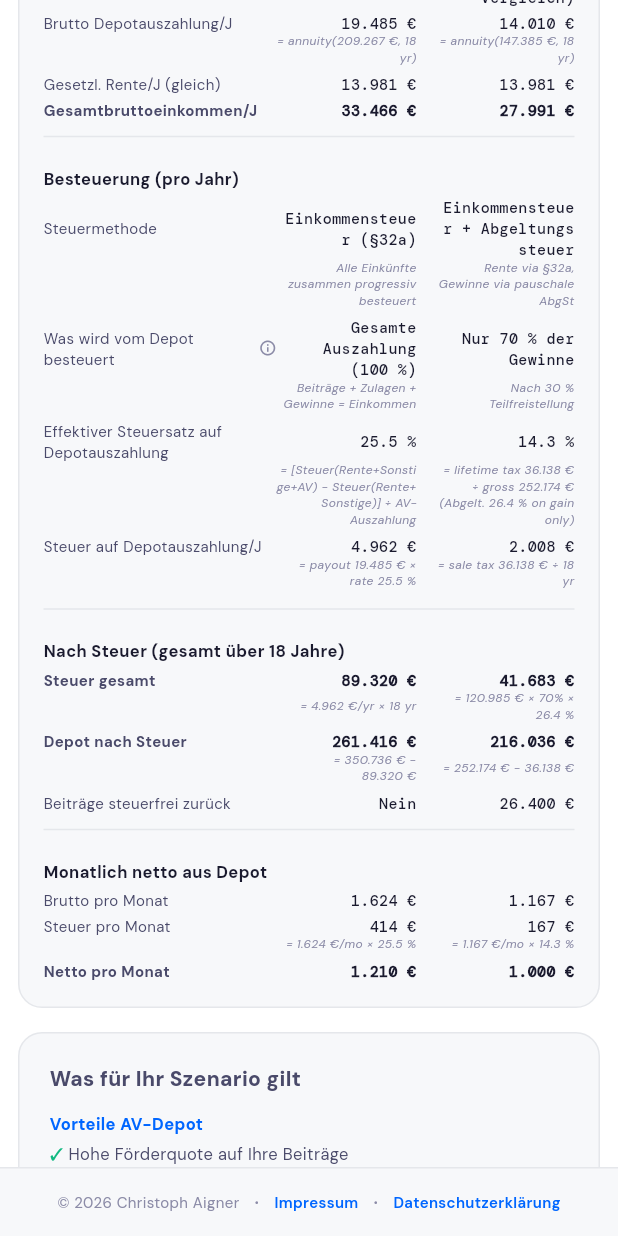
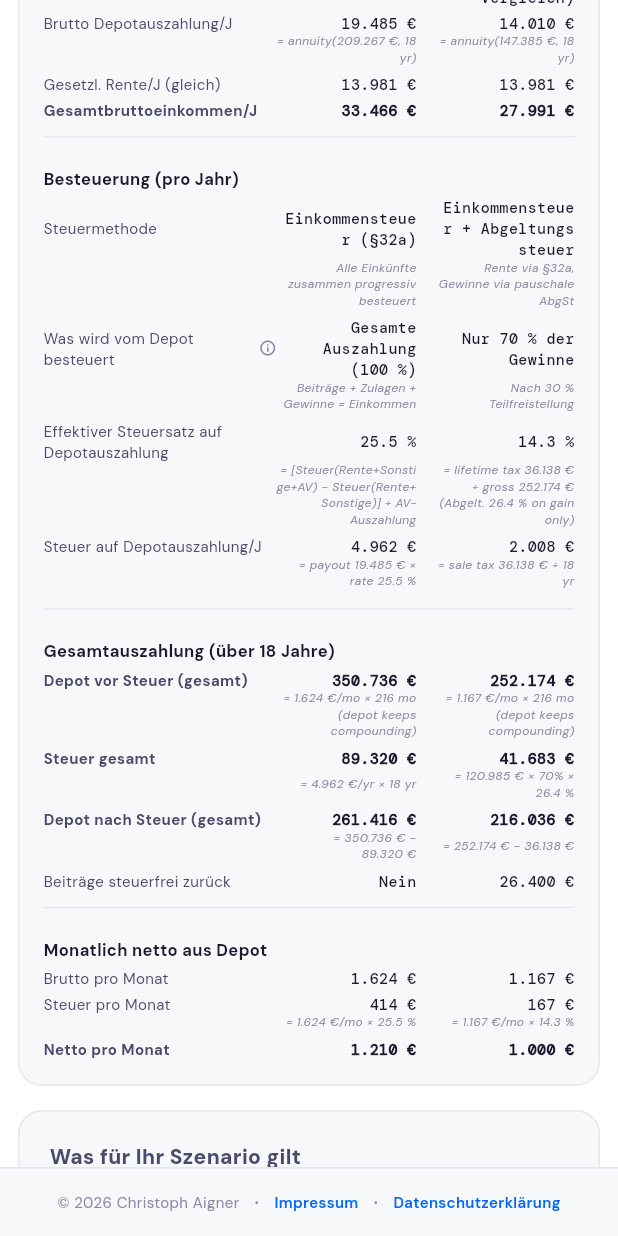
Before and after one commit to chraig/de_altersvorsorge_depot, a Flutter app: the screen it shows after launch, scrolled down 2880 dp, on a phone screen of 412 x 824 dp. Run offline on Flutter 3.47's test engine with Material 3 defaults, Android fonts, the phone set to English and light mode, and no system bars; our stand-ins replace fl_chart, flutter_bloc, go_router, google_fonts.

Commit message:
Clarify Endkapital vs lifetime payout in payout-phase breakdown
The "Final Capital" in the payout tab represents the depot value at the
end of the savings phase. It then gets fully drained over the 18-year
payout, but the lifetime gross paid out is HIGHER than the Endkapital
because the depot keeps compounding during payout. This was hidden in
formula side-text — now it is explicit in the UI.

- Add tipFinalCapital tooltip on the Final Capital row explaining the
  end-of-savings / start-of-payout role and that the lifetime gross
  shown below exceeds Endkapital due to compounding during payout.
- Rename the "After Tax (total over 18 years)" section to
  "Total Payout (over 18 years)" / "Gesamtauszahlung (über 18 Jahre)"
  since it now covers gross AND net lifetime totals.
- Add a Depot before tax (total) row above Total tax paid, showing the
  lifetime gross payout (monthly_gross × n_months) for both AV and ETF.
- Reorder rows in the section to read gross → tax → net → contributions
  returned tax-free (natural P&L flow).
- Rename "Depot after all tax" to "Depot after tax (total)" for symmetry
  with the new "Depot before tax (total)" row.

```diff
--- a/lib/core/l10n/app_strings.dart
+++ b/lib/core/l10n/app_strings.dart
@@ -134,8 +134,9 @@ abstract class AppStrings {
   String get bdEffectiveTaxRateEtfFormula;
   String get bdTaxOnPayoutYr;
   String get bdUngefTreatment;
-  String bdAfterTaxTotal(int years);
+  String bdLifetimeTotal(int years);
   String get bdTotalTaxPaid;
+  String get bdDepotBeforeTax;
   String get bdDepotAfterTax;
   String get bdContribTaxFree;
   String get bdContribTaxFreeAV;
@@ -169,6 +170,7 @@ abstract class AppStrings {
   String get tipUngefoerdert;
   String get tipVorabpauschale;
   String get tipTeilfreistellung;
+  String get tipFinalCapital;
 
   // ─── COMPARISON ───────────────────────────────────────────────────
   String avYieldsMore(String amount);
@@ -484,9 +486,10 @@ class StringsEn extends AppStrings {
   String get bdEffectiveTaxRateEtfFormula => '25% KapESt + 5.5% Soli';
   String get bdTaxOnPayoutYr => 'Tax on depot payout/yr';
   String get bdUngefTreatment => 'Ungefördert treatment';
-  String bdAfterTaxTotal(int years) => 'After Tax (total over $years years)';
+  String bdLifetimeTotal(int years) => 'Total Payout (over $years years)';
   String get bdTotalTaxPaid => 'Total tax paid';
-  String get bdDepotAfterTax => 'Depot after all tax';
+  String get bdDepotBeforeTax => 'Depot before tax (total)';
+  String get bdDepotAfterTax => 'Depot after tax (total)';
   String get bdContribTaxFree => 'Contributions returned tax-free';
   String get bdContribTaxFreeAV => 'No';
   String get bdMonthlyNet => 'Monthly Net from Depot';
@@ -516,6 +519,7 @@ class StringsEn extends AppStrings {
   String get tipUngefoerdert => 'Unsubsidized contributions (above €1,800/yr): no subsidies, but still tax-free growth during savings. Payout taxed under Ertragsanteilbesteuerung (§22 Nr. 1 Satz 3a EStG): only 17% of each payout is taxed at your income rate (assumes age-67 entry).';
   String get tipVorabpauschale => 'Annual tax on unrealized ETF gains, calculated from the Basiszins (ECB reference rate). Simplified here as a fixed drag on returns. Does NOT apply inside the AV-Depot.';
   String get tipTeilfreistellung => '30% of your ETF gains are tax-exempt — but only for Aktienfonds (equity funds with >50% equity per §2 Abs. 6 InvStG). Mischfonds get 15%, Immobilienfonds 60–80%, and bond/money-market ETFs get 0%. The calculator assumes a pure equity ETF.';
+  String get tipFinalCapital => 'Capital at retirement (end of savings phase). The depot is fully paid out as a monthly Auszahlplan over the payout phase. During those years the depot keeps compounding at the same return, so the total amount you receive over the whole payout phase (Depot before tax, below) is HIGHER than this Endkapital.';
 
   String avYieldsMore(String amount) => 'AV-Depot yields $amount more.';
   String etfYieldsMore(String amount) => 'ETF Portfolio yields $amount more.';
@@ -887,9 +891,10 @@ class StringsDe extends AppStrings {
   String get bdEffectiveTaxRateEtfFormula => '25 % KapESt + 5,5 % Soli';
   String get bdTaxOnPayoutYr => 'Steuer auf Depotauszahlung/J';
   String get bdUngefTreatment => 'Besteuerung ungefördert';
-  String bdAfterTaxTotal(int years) => 'Nach Steuer (gesamt über $years Jahre)';
+  String bdLifetimeTotal(int years) => 'Gesamtauszahlung (über $years Jahre)';
   String get bdTotalTaxPaid => 'Steuer gesamt';
-  String get bdDepotAfterTax => 'Depot nach Steuer';
+  String get bdDepotBeforeTax => 'Depot vor Steuer (gesamt)';
+  String get bdDepotAfterTax => 'Depot nach Steuer (gesamt)';
   String get bdContribTaxFree => 'Beiträge steuerfrei zurück';
   String get bdContribTaxFreeAV => 'Nein';
   String get bdMonthlyNet => 'Monatlich netto aus Depot';
@@ -918,6 +923,7 @@ class StringsDe extends AppStrings {
   String get tipUngefoerdert => 'Ungeförderte Beiträge (über 1.800 €/J): Keine Zulagen, aber steuerfreies Wachstum in der Ansparphase. Auszahlung mit Ertragsanteilbesteuerung (§22 Nr. 1 Satz 3a EStG): nur 17 % der Auszahlung wird mit dem persönlichen Einkommensteuersatz versteuert (Annahme: Beginn mit 67).';
   String get tipVorabpauschale => 'Jährliche Steuer auf unrealisierte ETF-Gewinne, berechnet aus dem Basiszins (EZB-Referenzzins). Hier vereinfacht als fester Abzug. Gilt NICHT im AV-Depot.';
   String get tipTeilfreistellung => '30 % Ihrer ETF-Gewinne sind steuerfrei — aber nur bei Aktienfonds (>50 % Kapitalbeteiligungen gem. §2 Abs. 6 InvStG). Mischfonds: 15 %, Immobilienfonds: 60–80 %, Anleihe-/Geldmarkt-ETFs: 0 %. Der Rechner unterstellt einen reinen Aktien-ETF.';
+  String get tipFinalCapital => 'Kapital bei Renteneintritt (Ende Sparphase). Das Depot wird über die Auszahlphase als monatlicher Auszahlplan vollständig ausgezahlt. Während dieser Zeit wächst das Depot weiter mit derselben Rendite — die Gesamtsumme über die Auszahlphase (Depot vor Steuer, siehe unten) ist daher HÖHER als dieses Endkapital.';
 
   String avYieldsMore(String amount) => 'AV-Depot bringt $amount mehr.';
   String etfYieldsMore(String amount) => 'ETF-Depot bringt $amount mehr.';
--- a/lib/features/calculator/pages/calculator_page.dart
+++ b/lib/features/calculator/pages/calculator_page.dart
@@ -837,7 +837,8 @@ class _CalculationBreakdownState extends State<_CalculationBreakdown> with Ticke
       _h(s.bdFinalCapital),
       _pairFormula(s.finalCapital, Fmt.eur(av.endkapital), Fmt.eur(etf.endkapital), bold: true,
         avFormula: '= ${Fmt.eur(av.eigenBeitraege)} + ${Fmt.eur(av.zulagenGesamt)} + ${Fmt.eur(av.wertzuwachs)}',
-        etfFormula: '= ${Fmt.eur(etf.eigenBeitraege)} + ${Fmt.eur(etf.gewinn)}'),
+        etfFormula: '= ${Fmt.eur(etf.eigenBeitraege)} + ${Fmt.eur(etf.gewinn)}',
+        tip: s.tipFinalCapital),
       _pair(s.bdOwnContrib, Fmt.eur(av.eigenBeitraege), Fmt.eur(etf.eigenBeitraege)),
       _pair(s.bdSubsidiesReceived, Fmt.eur(av.zulagenGesamt), '0 €'),
       _pair(s.bdCapGains, Fmt.eur(av.wertzuwachs), Fmt.eur(etf.gewinn)),
@@ -874,7 +875,11 @@ class _CalculationBreakdownState extends State<_CalculationBreakdown> with Ticke
       if (jbUngef > 0) _pair(s.bdUngefTreatment, 'Ertragsanteil 17%', '—', tip: s.tipUngefoerdert),
       _dv(),
 
-      _h(s.bdAfterTaxTotal(auszDauer)),
+      _h(s.bdLifetimeTotal(auszDauer)),
+      _pairFormula(s.bdDepotBeforeTax,
+        Fmt.eur(av.monatlicheAuszahlung * months), Fmt.eur(etf.bruttoMonatlich * months), bold: true,
+        avFormula: '= ${Fmt.eur(av.monatlicheAuszahlung)}/mo × $months mo (depot keeps compounding)',
+        etfFormula: '= ${Fmt.eur(etf.bruttoMonatlich)}/mo × $months mo (depot keeps compounding)'),
       _pairFormula(s.bdTotalTaxPaid,
         Fmt.eur(avTaxPerMonth * auszDauer * 12), Fmt.eur(etf.steuerAufGewinn), bold: true,
         avFormula: '= ${Fmt.eur(avTaxPerMonth * 12)}/yr × $auszDauer yr',
```
